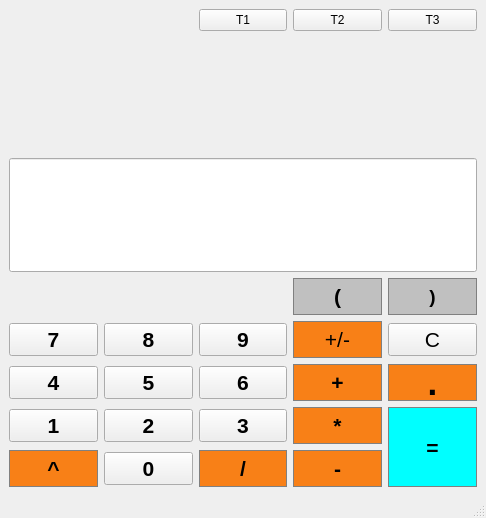
This is calculators.ui in SonaliGaonkar/calculator as Qt 5 draws it before an edit. The edited form follows.
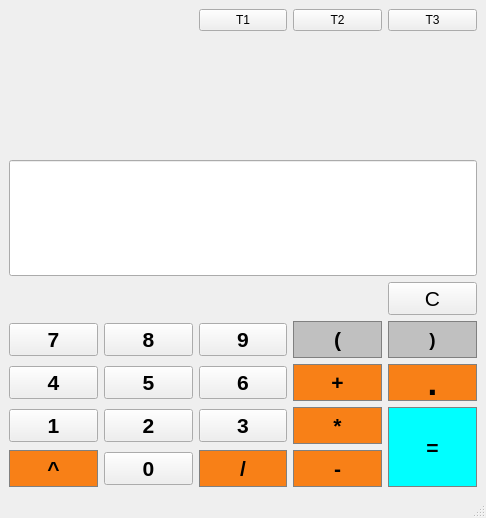
This is the edited form.

Patch:
```diff
--- a/calculators.ui
+++ b/calculators.ui
@@ -18,18 +18,6 @@
   </property>
   <widget class="QWidget" name="centralwidget">
    <layout class="QGridLayout" name="gridLayout">
-    <item row="7" column="4">
-     <widget class="QPushButton" name="Clear">
-      <property name="font">
-       <font>
-        <pointsize>16</pointsize>
-       </font>
-      </property>
-      <property name="text">
-       <string>C</string>
-      </property>
-     </widget>
-    </item>
     <item row="10" column="1">
      <widget class="QPushButton" name="Button0">
       <property name="font">
@@ -44,30 +32,6 @@
       </property>
      </widget>
     </item>
-    <item row="7" column="3">
-     <widget class="QPushButton" name="change_sign">
-      <property name="font">
-       <font>
-        <pointsize>16</pointsize>
-       </font>
-      </property>
-      <property name="styleSheet">
-       <string notr="true">QPushButton {
-	background-color: #C0C0C0;
-	border: 1px solid gray;
-	padding: 5px;
-}
-QPushButton {
-	background-color: #F88017;
-	border: 1px solid gray;
-	Padding:5px
-}</string>
-      </property>
-      <property name="text">
-       <string>+/-</string>
-      </property>
-     </widget>
-    </item>
     <item row="10" column="3">
      <widget class="QPushButton" name="Subtraction">
       <property name="font">
@@ -180,32 +144,6 @@
       </property>
      </widget>
     </item>
-    <item row="4" column="3">
-     <widget class="QPushButton" name="openbracket">
-      <property name="font">
-       <font>
-        <pointsize>16</pointsize>
-        <italic>false</italic>
-        <bold>true</bold>
-       </font>
-      </property>
-      <property name="styleSheet">
-       <string notr="true">QPushButton {
-	background-color: #C0C0C0;
-	border: 1px solid gray;
-	padding: 5px;
-}
-QPushButton {
-	background-color: #C0C0C0;
-	border: 1px solid gray;
-	Padding:5px
-}</string>
-      </property>
-      <property name="text">
-       <string>(</string>
-      </property>
-     </widget>
-    </item>
     <item row="7" column="0">
      <widget class="QPushButton" name="Button7">
       <property name="font">
@@ -234,37 +172,6 @@
       </property>
      </widget>
     </item>
-    <item row="4" column="4">
-     <widget class="QPushButton" name="closebracket">
-      <property name="sizePolicy">
-       <sizepolicy hsizetype="Minimum" vsizetype="Minimum">
-        <horstretch>0</horstretch>
-        <verstretch>0</verstretch>
-       </sizepolicy>
-      </property>
-      <property name="font">
-       <font>
-        <pointsize>14</pointsize>
-        <bold>true</bold>
-       </font>
-      </property>
-      <property name="styleSheet">
-       <string notr="true">QPushButton {
-	background-color: #C0C0C0;
-	border: 1px solid gray;
-	padding: 5px;
-}
-QPushButton {
-	background-color:#C0C0C0;
-	border: 1px solid gray;
-	Padding:5px
-}</string>
-      </property>
-      <property name="text">
-       <string>)</string>
-      </property>
-     </widget>
-    </item>
     <item row="10" column="0">
      <widget class="QPushButton" name="Exponent">
       <property name="font">
@@ -541,6 +448,75 @@
       </property>
      </widget>
     </item>
+    <item row="7" column="3">
+     <widget class="QPushButton" name="openbracket">
+      <property name="font">
+       <font>
+        <pointsize>16</pointsize>
+        <italic>false</italic>
+        <bold>true</bold>
+       </font>
+      </property>
+      <property name="styleSheet">
+       <string notr="true">QPushButton {
+	background-color: #C0C0C0;
+	border: 1px solid gray;
+	padding: 5px;
+}
+QPushButton {
+	background-color: #C0C0C0;
+	border: 1px solid gray;
+	Padding:5px
+}</string>
+      </property>
+      <property name="text">
+       <string>(</string>
+      </property>
+     </widget>
+    </item>
+    <item row="7" column="4">
+     <widget class="QPushButton" name="closebracket">
+      <property name="sizePolicy">
+       <sizepolicy hsizetype="Minimum" vsizetype="Minimum">
+        <horstretch>0</horstretch>
+        <verstretch>0</verstretch>
+       </sizepolicy>
+      </property>
+      <property name="font">
+       <font>
+        <pointsize>14</pointsize>
+        <bold>true</bold>
+       </font>
+      </property>
+      <property name="styleSheet">
+       <string notr="true">QPushButton {
+	background-color: #C0C0C0;
+	border: 1px solid gray;
+	padding: 5px;
+}
+QPushButton {
+	background-color:#C0C0C0;
+	border: 1px solid gray;
+	Padding:5px
+}</string>
+      </property>
+      <property name="text">
+       <string>)</string>
+      </property>
+     </widget>
+    </item>
+    <item row="4" column="4">
+     <widget class="QPushButton" name="Clear">
+      <property name="font">
+       <font>
+        <pointsize>16</pointsize>
+       </font>
+      </property>
+      <property name="text">
+       <string>C</string>
+      </property>
+     </widget>
+    </item>
    </layout>
   </widget>
   <widget class="QMenuBar" name="menubar">
```
